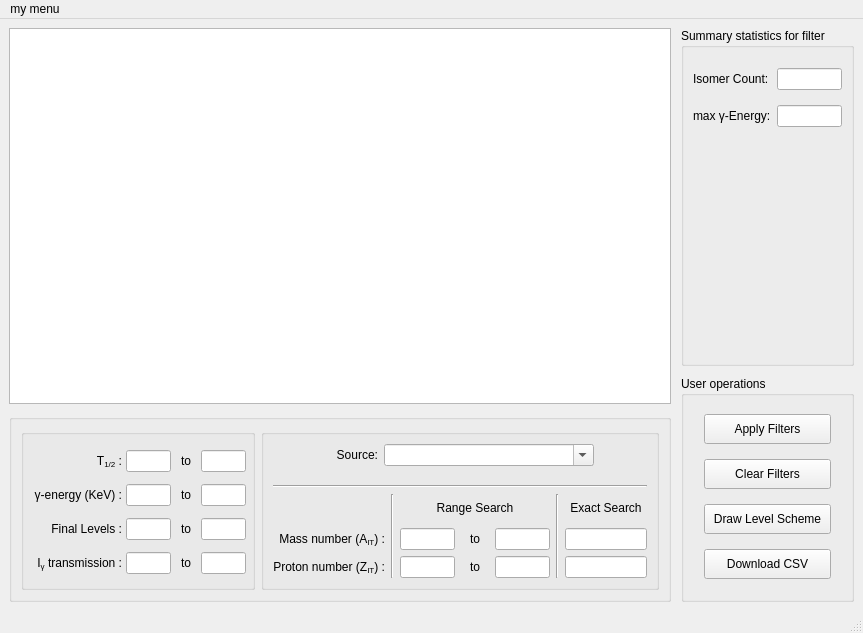
Above: w_Isomer/w_IsomerAPI.ui from LISEcute/IsomerAPI before the change. Below: the same form after it.
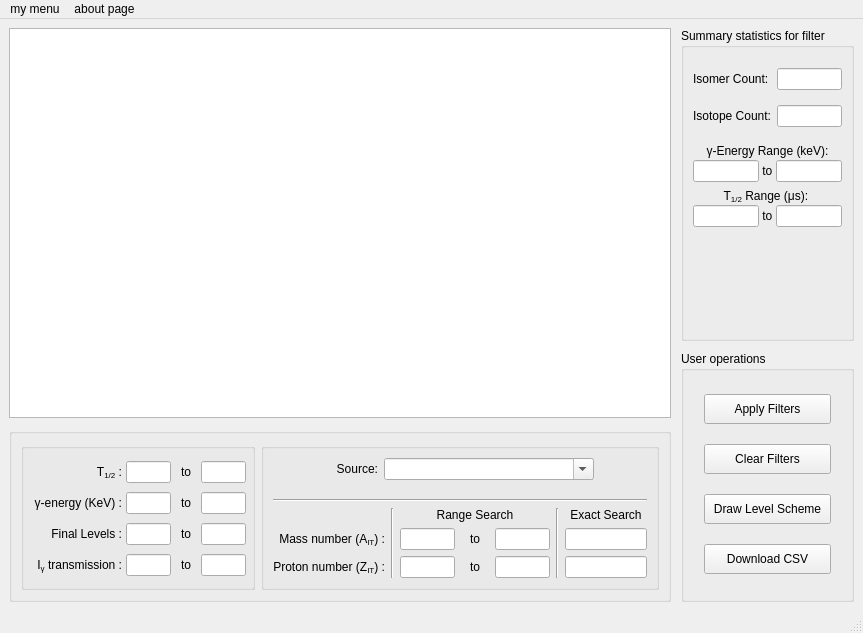
That is the form after the change. Icons and pictures are not drawn.

Commit message: added logo, working summary statistics, improvements to internal storage structure

```diff
--- a/w_Isomer/w_IsomerAPI.ui
+++ b/w_Isomer/w_IsomerAPI.ui
@@ -14,194 +14,10 @@
    <string>IsomerAPI</string>
   </property>
   <widget class="QWidget" name="centralwidget">
-   <layout class="QGridLayout" name="gridLayout_2" rowstretch="2,1">
+   <layout class="QGridLayout" name="gridLayout_2" rowstretch="2,0">
     <property name="spacing">
      <number>10</number>
     </property>
-    <item row="0" column="0">
-     <widget class="QTableView" name="tableView">
-      <property name="enabled">
-       <bool>true</bool>
-      </property>
-      <property name="font">
-       <font>
-        <pointsize>11</pointsize>
-       </font>
-      </property>
-      <property name="mouseTracking">
-       <bool>true</bool>
-      </property>
-      <property name="editTriggers">
-       <set>QAbstractItemView::EditTrigger::NoEditTriggers</set>
-      </property>
-      <property name="alternatingRowColors">
-       <bool>true</bool>
-      </property>
-      <property name="sortingEnabled">
-       <bool>true</bool>
-      </property>
-      <attribute name="horizontalHeaderCascadingSectionResizes">
-       <bool>false</bool>
-      </attribute>
-     </widget>
-    </item>
-    <item row="0" column="1" rowspan="2">
-     <layout class="QVBoxLayout" name="verticalLayout_2" stretch="3,2">
-      <property name="spacing">
-       <number>10</number>
-      </property>
-      <item>
-       <widget class="QGroupBox" name="groupBox_2">
-        <property name="title">
-         <string>Summary statistics for filter</string>
-        </property>
-        <layout class="QFormLayout" name="formLayout">
-         <property name="verticalSpacing">
-          <number>15</number>
-         </property>
-         <property name="topMargin">
-          <number>20</number>
-         </property>
-         <item row="0" column="0">
-          <widget class="QLabel" name="label_11">
-           <property name="text">
-            <string>Isomer Count:</string>
-           </property>
-          </widget>
-         </item>
-         <item row="0" column="1">
-          <widget class="QLineEdit" name="le_entryCounts">
-           <property name="readOnly">
-            <bool>true</bool>
-           </property>
-          </widget>
-         </item>
-         <item row="1" column="0">
-          <widget class="QLabel" name="label_12">
-           <property name="text">
-            <string>max &amp;gamma;-Energy:</string>
-           </property>
-           <property name="textFormat">
-            <enum>Qt::TextFormat::RichText</enum>
-           </property>
-          </widget>
-         </item>
-         <item row="1" column="1">
-          <widget class="QLineEdit" name="le_maxGAMMA">
-           <property name="readOnly">
-            <bool>true</bool>
-           </property>
-          </widget>
-         </item>
-         <item row="2" column="0">
-          <spacer name="verticalSpacer_2">
-           <property name="orientation">
-            <enum>Qt::Orientation::Vertical</enum>
-           </property>
-           <property name="sizeHint" stdset="0">
-            <size>
-             <width>20</width>
-             <height>40</height>
-            </size>
-           </property>
-          </spacer>
-         </item>
-        </layout>
-       </widget>
-      </item>
-      <item>
-       <widget class="QGroupBox" name="groupBox_3">
-        <property name="title">
-         <string>User operations</string>
-        </property>
-        <layout class="QVBoxLayout" name="verticalLayout_7">
-         <property name="leftMargin">
-          <number>20</number>
-         </property>
-         <property name="rightMargin">
-          <number>20</number>
-         </property>
-         <item>
-          <widget class="QPushButton" name="pb_applyFilters">
-           <property name="sizePolicy">
-            <sizepolicy hsizetype="Preferred" vsizetype="Preferred">
-             <horstretch>0</horstretch>
-             <verstretch>0</verstretch>
-            </sizepolicy>
-           </property>
-           <property name="maximumSize">
-            <size>
-             <width>16777215</width>
-             <height>30</height>
-            </size>
-           </property>
-           <property name="text">
-            <string>Apply Filters</string>
-           </property>
-          </widget>
-         </item>
-         <item>
-          <widget class="QPushButton" name="pb_clearFilters">
-           <property name="sizePolicy">
-            <sizepolicy hsizetype="Preferred" vsizetype="Preferred">
-             <horstretch>0</horstretch>
-             <verstretch>0</verstretch>
-            </sizepolicy>
-           </property>
-           <property name="maximumSize">
-            <size>
-             <width>16777215</width>
-             <height>30</height>
-            </size>
-           </property>
-           <property name="text">
-            <string>Clear Filters</string>
-           </property>
-          </widget>
-         </item>
-         <item>
-          <widget class="QPushButton" name="pb_levelScheme">
-           <property name="sizePolicy">
-            <sizepolicy hsizetype="Preferred" vsizetype="Preferred">
-             <horstretch>0</horstretch>
-             <verstretch>0</verstretch>
-            </sizepolicy>
-           </property>
-           <property name="maximumSize">
-            <size>
-             <width>16777215</width>
-             <height>30</height>
-            </size>
-           </property>
-           <property name="text">
-            <string>Draw Level Scheme</string>
-           </property>
-          </widget>
-         </item>
-         <item>
-          <widget class="QPushButton" name="pb_downloadCSV">
-           <property name="sizePolicy">
-            <sizepolicy hsizetype="Preferred" vsizetype="Preferred">
-             <horstretch>0</horstretch>
-             <verstretch>0</verstretch>
-            </sizepolicy>
-           </property>
-           <property name="maximumSize">
-            <size>
-             <width>16777215</width>
-             <height>30</height>
-            </size>
-           </property>
-           <property name="text">
-            <string>Download CSV</string>
-           </property>
-          </widget>
-         </item>
-        </layout>
-       </widget>
-      </item>
-     </layout>
-    </item>
     <item row="1" column="0">
      <widget class="QGroupBox" name="gb_tableFilters">
       <property name="title">
@@ -547,6 +363,299 @@
       </layout>
      </widget>
     </item>
+    <item row="0" column="0">
+     <widget class="QTableView" name="tableView">
+      <property name="enabled">
+       <bool>true</bool>
+      </property>
+      <property name="font">
+       <font>
+        <pointsize>11</pointsize>
+       </font>
+      </property>
+      <property name="mouseTracking">
+       <bool>true</bool>
+      </property>
+      <property name="editTriggers">
+       <set>QAbstractItemView::EditTrigger::NoEditTriggers</set>
+      </property>
+      <property name="alternatingRowColors">
+       <bool>true</bool>
+      </property>
+      <property name="sortingEnabled">
+       <bool>true</bool>
+      </property>
+      <attribute name="horizontalHeaderCascadingSectionResizes">
+       <bool>false</bool>
+      </attribute>
+     </widget>
+    </item>
+    <item row="0" column="1" rowspan="2">
+     <layout class="QVBoxLayout" name="verticalLayout_2" stretch="0,2">
+      <property name="spacing">
+       <number>10</number>
+      </property>
+      <item>
+       <widget class="QGroupBox" name="gb_summaryStats">
+        <property name="title">
+         <string>Summary statistics for filter</string>
+        </property>
+        <layout class="QFormLayout" name="formLayout">
+         <property name="verticalSpacing">
+          <number>15</number>
+         </property>
+         <property name="topMargin">
+          <number>20</number>
+         </property>
+         <item row="0" column="0">
+          <widget class="QLabel" name="label_11">
+           <property name="text">
+            <string>Isomer Count:</string>
+           </property>
+          </widget>
+         </item>
+         <item row="0" column="1">
+          <widget class="QLineEdit" name="le_isomerCounts">
+           <property name="readOnly">
+            <bool>true</bool>
+           </property>
+          </widget>
+         </item>
+         <item row="3" column="0" colspan="2">
+          <layout class="QVBoxLayout" name="summaryLayout">
+           <item>
+            <widget class="QLabel" name="label">
+             <property name="minimumSize">
+              <size>
+               <width>0</width>
+               <height>18</height>
+              </size>
+             </property>
+             <property name="text">
+              <string>&amp;gamma;-Energy Range (keV):</string>
+             </property>
+             <property name="textFormat">
+              <enum>Qt::TextFormat::RichText</enum>
+             </property>
+             <property name="alignment">
+              <set>Qt::AlignmentFlag::AlignCenter</set>
+             </property>
+            </widget>
+           </item>
+           <item>
+            <layout class="QHBoxLayout" name="horizontalLayout_3">
+             <item>
+              <widget class="QLineEdit" name="le_lowGammaSum">
+               <property name="readOnly">
+                <bool>true</bool>
+               </property>
+              </widget>
+             </item>
+             <item>
+              <widget class="QLabel" name="label_19">
+               <property name="text">
+                <string> to </string>
+               </property>
+              </widget>
+             </item>
+             <item>
+              <widget class="QLineEdit" name="le_highGammaSum">
+               <property name="readOnly">
+                <bool>true</bool>
+               </property>
+              </widget>
+             </item>
+            </layout>
+           </item>
+           <item>
+            <spacer name="verticalSpacer_3">
+             <property name="orientation">
+              <enum>Qt::Orientation::Vertical</enum>
+             </property>
+             <property name="sizeType">
+              <enum>QSizePolicy::Policy::Fixed</enum>
+             </property>
+             <property name="sizeHint" stdset="0">
+              <size>
+               <width>20</width>
+               <height>5</height>
+              </size>
+             </property>
+            </spacer>
+           </item>
+           <item>
+            <widget class="QLabel" name="label_20">
+             <property name="minimumSize">
+              <size>
+               <width>0</width>
+               <height>18</height>
+              </size>
+             </property>
+             <property name="text">
+              <string>T&lt;sub&gt;1/2&lt;/sub&gt; Range (&amp;mu;s):
+</string>
+             </property>
+             <property name="alignment">
+              <set>Qt::AlignmentFlag::AlignCenter</set>
+             </property>
+            </widget>
+           </item>
+           <item>
+            <layout class="QHBoxLayout" name="horizontalLayout_4">
+             <item>
+              <widget class="QLineEdit" name="le_lowT12Sum">
+               <property name="readOnly">
+                <bool>true</bool>
+               </property>
+              </widget>
+             </item>
+             <item>
+              <widget class="QLabel" name="label_21">
+               <property name="text">
+                <string> to </string>
+               </property>
+              </widget>
+             </item>
+             <item>
+              <widget class="QLineEdit" name="le_highT12Sum">
+               <property name="readOnly">
+                <bool>true</bool>
+               </property>
+              </widget>
+             </item>
+            </layout>
+           </item>
+          </layout>
+         </item>
+         <item row="4" column="0">
+          <spacer name="verticalSpacer_2">
+           <property name="orientation">
+            <enum>Qt::Orientation::Vertical</enum>
+           </property>
+           <property name="sizeType">
+            <enum>QSizePolicy::Policy::Fixed</enum>
+           </property>
+           <property name="sizeHint" stdset="0">
+            <size>
+             <width>20</width>
+             <height>87</height>
+            </size>
+           </property>
+          </spacer>
+         </item>
+         <item row="1" column="0">
+          <widget class="QLabel" name="label_12">
+           <property name="text">
+            <string>Isotope Count:</string>
+           </property>
+           <property name="textFormat">
+            <enum>Qt::TextFormat::RichText</enum>
+           </property>
+          </widget>
+         </item>
+         <item row="1" column="1">
+          <widget class="QLineEdit" name="le_isotopeCounts">
+           <property name="readOnly">
+            <bool>true</bool>
+           </property>
+          </widget>
+         </item>
+        </layout>
+       </widget>
+      </item>
+      <item>
+       <widget class="QGroupBox" name="groupBox_3">
+        <property name="title">
+         <string>User operations</string>
+        </property>
+        <layout class="QVBoxLayout" name="verticalLayout_7">
+         <property name="leftMargin">
+          <number>20</number>
+         </property>
+         <property name="rightMargin">
+          <number>20</number>
+         </property>
+         <item>
+          <widget class="QPushButton" name="pb_applyFilters">
+           <property name="sizePolicy">
+            <sizepolicy hsizetype="Preferred" vsizetype="Preferred">
+             <horstretch>0</horstretch>
+             <verstretch>0</verstretch>
+            </sizepolicy>
+           </property>
+           <property name="maximumSize">
+            <size>
+             <width>16777215</width>
+             <height>30</height>
+            </size>
+           </property>
+           <property name="text">
+            <string>Apply Filters</string>
+           </property>
+          </widget>
+         </item>
+         <item>
+          <widget class="QPushButton" name="pb_clearFilters">
+           <property name="sizePolicy">
+            <sizepolicy hsizetype="Preferred" vsizetype="Preferred">
+             <horstretch>0</horstretch>
+             <verstretch>0</verstretch>
+            </sizepolicy>
+           </property>
+           <property name="maximumSize">
+            <size>
+             <width>16777215</width>
+             <height>30</height>
+            </size>
+           </property>
+           <property name="text">
+            <string>Clear Filters</string>
+           </property>
+          </widget>
+         </item>
+         <item>
+          <widget class="QPushButton" name="pb_levelScheme">
+           <property name="sizePolicy">
+            <sizepolicy hsizetype="Preferred" vsizetype="Preferred">
+             <horstretch>0</horstretch>
+             <verstretch>0</verstretch>
+            </sizepolicy>
+           </property>
+           <property name="maximumSize">
+            <size>
+             <width>16777215</width>
+             <height>30</height>
+            </size>
+           </property>
+           <property name="text">
+            <string>Draw Level Scheme</string>
+           </property>
+          </widget>
+         </item>
+         <item>
+          <widget class="QPushButton" name="pb_downloadCSV">
+           <property name="sizePolicy">
+            <sizepolicy hsizetype="Preferred" vsizetype="Preferred">
+             <horstretch>0</horstretch>
+             <verstretch>0</verstretch>
+            </sizepolicy>
+           </property>
+           <property name="maximumSize">
+            <size>
+             <width>16777215</width>
+             <height>30</height>
+            </size>
+           </property>
+           <property name="text">
+            <string>Download CSV</string>
+           </property>
+          </widget>
+         </item>
+        </layout>
+       </widget>
+      </item>
+     </layout>
+    </item>
    </layout>
   </widget>
   <widget class="QMenuBar" name="menubar">
@@ -563,7 +672,13 @@
      <string>my menu</string>
     </property>
    </widget>
+   <widget class="QMenu" name="menuabout_page">
+    <property name="title">
+     <string>about page</string>
+    </property>
+   </widget>
    <addaction name="menumy_menu"/>
+   <addaction name="menuabout_page"/>
   </widget>
   <widget class="QStatusBar" name="statusbar"/>
  </widget>
```
Left out of the diff: 12 changed lines with no effect on the pictures. The commit also changes 10 other files.
